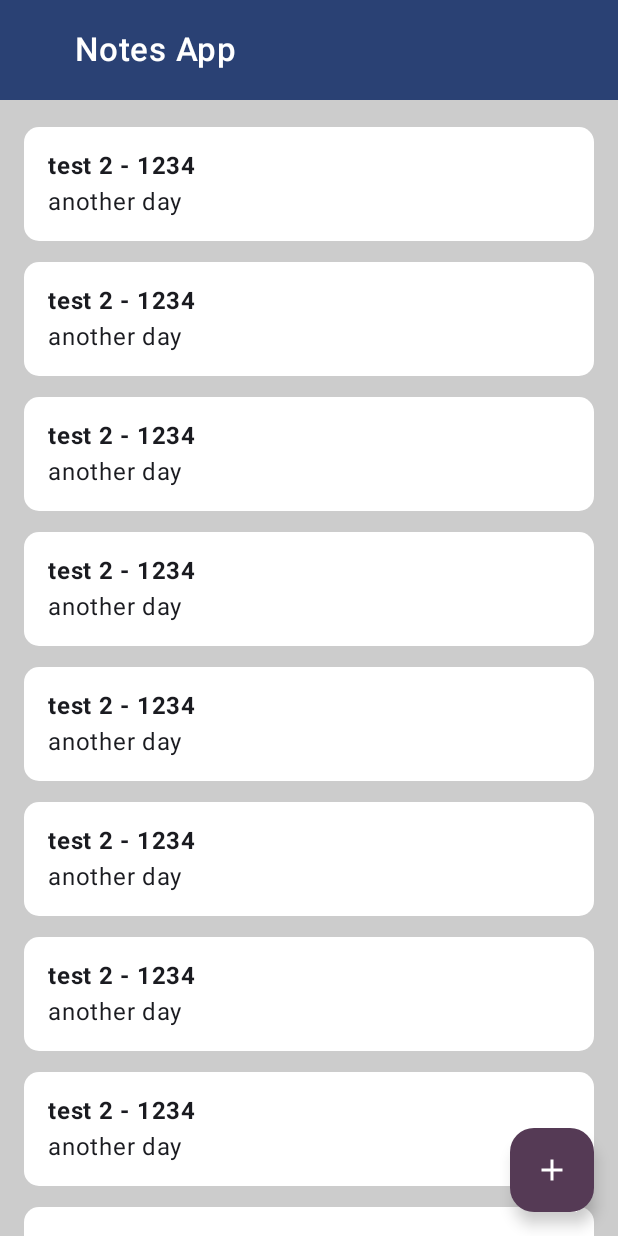
After one commit to mrashidcit/ComposeNotesApp, an Android app built with Jetpack Compose: the composable HomeScreen shown on its own in the app's theme, on a phone screen of 412 x 824 dp. The commit adds this screen. Run offline under Robolectric (Android 15) with nearby library versions, the phone set to English and light mode, and no system bars.

Commit message:
Home Screen UI Completed

```diff
--- a/app/src/main/java/com/rashidsaleem/notesapp/MainActivity.kt
+++ b/app/src/main/java/com/rashidsaleem/notesapp/MainActivity.kt
@@ -22,25 +22,9 @@ class MainActivity : ComponentActivity() {
                     modifier = Modifier.fillMaxSize(),
                     color = MaterialTheme.colorScheme.background
                 ) {
-                    Greeting("Android")
+
                 }
             }
         }
     }
 }
-
-@Composable
-fun Greeting(name: String, modifier: Modifier = Modifier) {
-    Text(
-        text = "Hello $name!",
-        modifier = modifier
-    )
-}
-
-@Preview(showBackground = true)
-@Composable
-fun GreetingPreview() {
-    NotesAppTheme {
-        Greeting("Android")
-    }
-}
--- /dev/null
+++ b/app/src/main/java/com/rashidsaleem/notesapp/home/HomeScreen.kt
@@ -0,0 +1,131 @@
+package com.rashidsaleem.notesapp.home
+
+import androidx.compose.foundation.background
+import androidx.compose.foundation.layout.Arrangement
+import androidx.compose.foundation.layout.Column
+import androidx.compose.foundation.layout.PaddingValues
+import androidx.compose.foundation.layout.Row
+import androidx.compose.foundation.layout.fillMaxSize
+import androidx.compose.foundation.layout.fillMaxWidth
+import androidx.compose.foundation.layout.padding
+import androidx.compose.foundation.layout.width
+import androidx.compose.foundation.lazy.LazyColumn
+import androidx.compose.foundation.shape.RoundedCornerShape
+import androidx.compose.material3.FloatingActionButton
+import androidx.compose.material3.Icon
+import androidx.compose.material3.MaterialTheme
+import androidx.compose.material3.Scaffold
+import androidx.compose.material3.Surface
+import androidx.compose.material3.Text
+import androidx.compose.runtime.Composable
+import androidx.compose.ui.Modifier
+import androidx.compose.ui.graphics.Color
+import androidx.compose.ui.res.painterResource
+import androidx.compose.ui.text.font.FontWeight
+import androidx.compose.ui.tooling.preview.Preview
+import androidx.compose.ui.unit.dp
+import androidx.compose.ui.unit.sp
+import com.rashidsaleem.notesapp.R
+import com.rashidsaleem.notesapp.ui.theme.NotesAppTheme
+
+@Composable
+fun HomeScreen() {
+
+    Scaffold(
+        topBar = {
+             Row(
+                 modifier = Modifier
+                     .fillMaxWidth()
+                     .background(
+                         color = MaterialTheme.colorScheme.primary
+                     )
+                     .padding(
+                         start = 50.dp,
+                         top = 20.dp,
+                         bottom = 20.dp,
+                     )
+             ) {
+
+                 Text(
+                     text = "Notes App",
+                     fontSize = 22.sp,
+                     fontWeight = FontWeight.SemiBold,
+                     color = Color.White
+                 )
+
+             }
+        },
+        floatingActionButton = {
+            FloatingActionButton(
+                onClick = { /*TODO*/ },
+                containerColor = MaterialTheme.colorScheme.tertiary
+                ) {
+                Icon(
+                    painter = painterResource(id = R.drawable.baseline_add_24),
+                    contentDescription = null,
+                    tint = Color.White,
+                )
+            }
+        }
+    ) {
+
+        LazyColumn(
+            modifier = Modifier
+                .fillMaxSize()
+                .padding(it)
+                .background(
+                    color = Color.LightGray
+                ),
+            verticalArrangement = Arrangement.spacedBy(14.dp),
+            contentPadding = PaddingValues(
+                vertical = 18.dp
+            )
+        ) {
+
+            items(20) {
+                Column(
+                    modifier = Modifier
+                        .fillMaxWidth()
+                        .padding(
+                            horizontal = 16.dp
+                        )
+                        .background(
+                            color = Color.White,
+                            shape = RoundedCornerShape(10.dp)
+                        )
+                        .padding(
+                            horizontal = 16.dp,
+                            vertical = 14.dp,
+                        )
+                ) {
+                    Text(
+                        text = "test 2 - 1234",
+                        fontWeight = FontWeight.Bold,
+                    )
+                    Text(
+                        text = "another day",
+                    )
+                }
+            }
+
+        }
+    }
+
+
+
+
+}
+
+
+@Preview
+@Composable
+private fun HomeScreenPreview() {
+    NotesAppTheme {
+        Surface(
+            color = Color.Gray,
+        ) {
+            HomeScreen()
+        }
+    }
+
+}
--- /dev/null
+++ b/app/src/main/res/drawable/baseline_add_24.xml
@@ -0,0 +1,5 @@
+<vector xmlns:android="http://schemas.android.com/apk/res/android" android:height="24dp" android:tint="#000000" android:viewportHeight="24" android:viewportWidth="24" android:width="24dp">
+
+    <path android:fillColor="@android:color/white" android:pathData="M19,13h-6v6h-2v-6H5v-2h6V5h2v6h6v2z"/>
+
+</vector>
```
